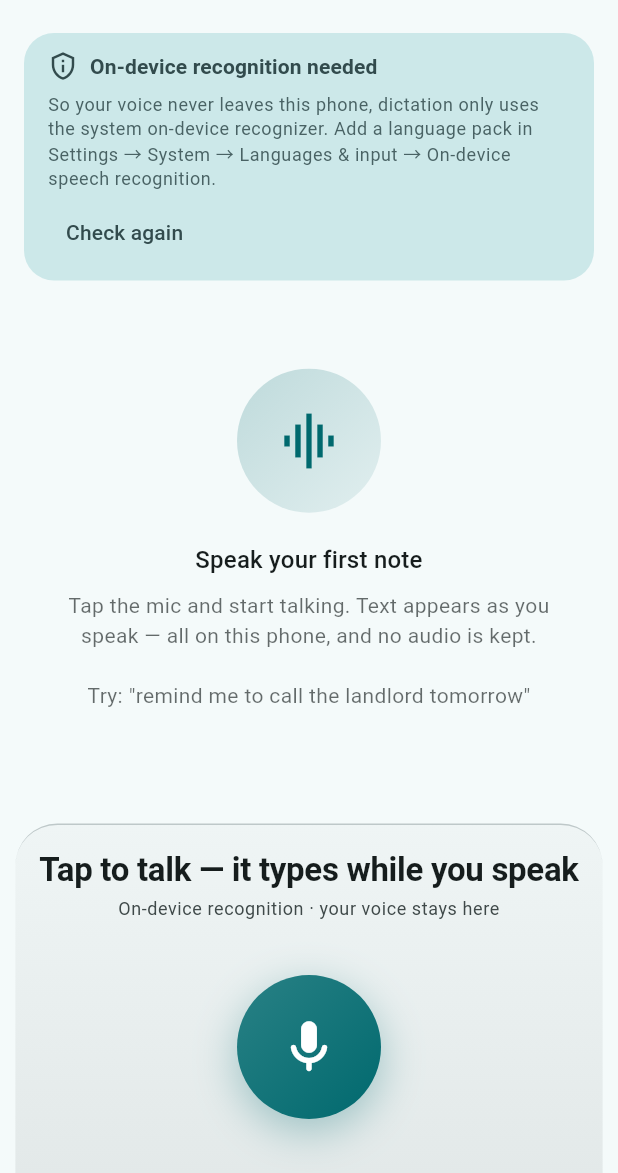
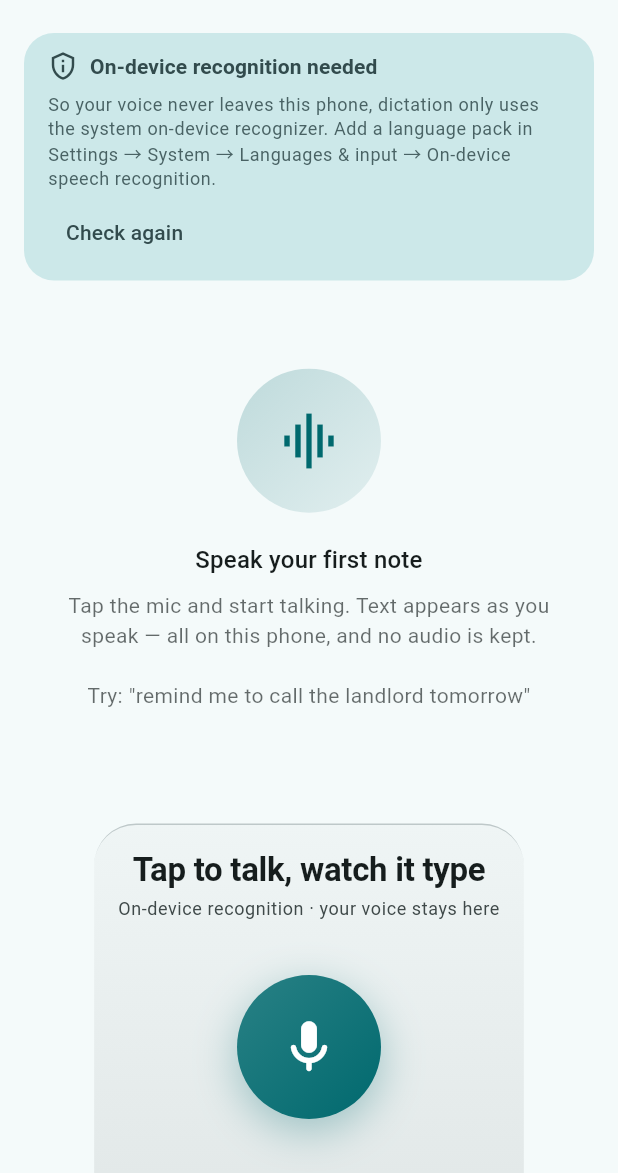
Before and after one commit to noobclaw/laura, a Flutter app: the screen it shows after launch, on a phone screen of 412 x 824 dp, the part 63-1236 px from its top. Run offline on Flutter 3.47's test engine with Material 3 defaults, Android fonts, the phone set to English and light mode, and no system bars; our stand-ins replace camera, flutter_compass, flutter_local_notifications, flutter_timezone, geolocator, in_app_purchase and 5 more; missing offline and left inert: home_widget, record.

Commit message:
echo-jot: G6b round-2 follow-ups — swipe backdrop, hero line, meter idle, real price
Round 2 of the design review passed the app, with four items worth fixing:

- the 16dp inset change left Dismissible's red backdrop at 12dp, so it poked
  out past the card while swiping (a regression I introduced)
- the titleLarge hero line reached the panel's rounded corners on 360dp
  devices; inset and shortened
- the level meter's resting bars were squashed dashes; idle height now equals
  bar width, so silence reads as dots
- the paywall printed a hardcoded price, which would contradict Play for anyone
  billed in another currency: PurchaseService now publishes the store's own
  localized price and the sheet falls back to the written one only if the store
  never answers

Co-Authored-By: Claude Opus 5 (1M context) <noreply@anthropic.com>

```diff
--- a/apps/echo-jot/lib/tool/home_page.dart
+++ b/apps/echo-jot/lib/tool/home_page.dart
@@ -469,14 +469,19 @@ class _DictationPanel extends StatelessWidget {
                 ),
                 const SizedBox(height: 10),
               ] else ...[
-                Text(
-                  tr(
-                    zh: '点一下开始说,文字边说边出',
-                    en: 'Tap to talk — it types while you speak',
+                // Extra inset: at titleLarge this line otherwise reaches the
+                // panel's rounded corners on narrow (360dp) devices.
+                Padding(
+                  padding: const EdgeInsets.symmetric(horizontal: 8),
+                  child: Text(
+                    tr(
+                      zh: '点一下开始说,边说边出字',
+                      en: 'Tap to talk, watch it type',
+                    ),
+                    textAlign: TextAlign.center,
+                    // The hero line must outrank card titles in the type scale.
+                    style: Theme.of(context).textTheme.titleLarge,
                   ),
-                  textAlign: TextAlign.center,
-                  // The hero line must outrank card titles in the type scale.
-                  style: Theme.of(context).textTheme.titleLarge,
                 ),
                 const SizedBox(height: 4),
                 Text(
@@ -593,7 +598,9 @@ class NoteCard extends StatelessWidget {
       direction: DismissDirection.endToStart,
       onDismissed: (_) => onDelete(),
       background: Container(
-        margin: const EdgeInsets.symmetric(horizontal: 12, vertical: 4),
+        // Must match cardTheme.margin, or the red backdrop pokes out past the
+        // card while swiping.
+        margin: const EdgeInsets.symmetric(horizontal: 16, vertical: 4),
         decoration: BoxDecoration(
           color: cs.errorContainer,
           borderRadius: BorderRadius.circular(20),
--- a/apps/echo-jot/lib/tool/ui_common.dart
+++ b/apps/echo-jot/lib/tool/ui_common.dart
@@ -131,7 +131,9 @@ class LevelMeter extends StatelessWidget {
                   duration: const Duration(milliseconds: 140),
                   curve: Curves.easeOut,
                   width: barWidth,
-                  height: 4 + level * 34,
+                  // Resting height == width, so silence reads as a row of dots
+                  // rather than squashed dashes.
+                  height: barWidth + level * 32,
                   decoration: BoxDecoration(
                     color: Color.lerp(
                       cs.primary.withValues(alpha: 0.45),
```
Also changed, not shown: apps/echo-jot/lib/core/purchase.dart (+20 -0 lines), apps/echo-jot/lib/tool/paywall.dart (+11 -6 lines), 1 other file.
